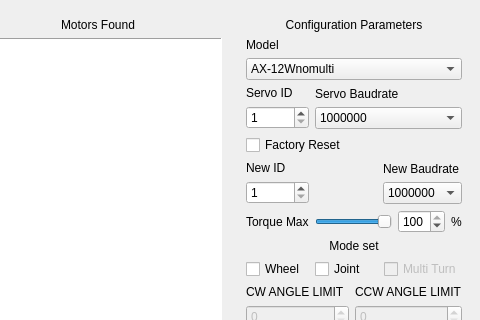
This is QTCode/program.ui in clebercoutof/mixcell as Qt 5 draws it before an edit; both pictures show x 407 to 887 and y 0 to 320 of the 887 by 587 pixel window. The edited form follows.
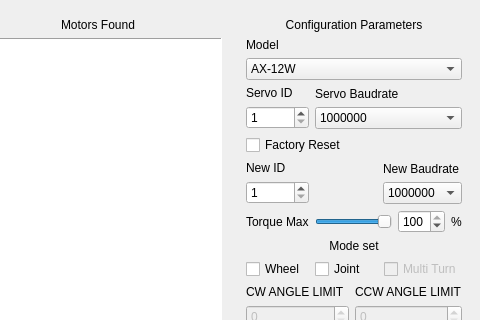
This is the edited form. Icons and pictures are not drawn.

What changed in the file:
```diff
--- a/QTCode/program.ui
+++ b/QTCode/program.ui
@@ -857,7 +857,7 @@
           <widget class="QComboBox" name="mode_list">
            <item>
             <property name="text">
-             <string>AX-12Wnomulti</string>
+             <string>AX-12W</string>
             </property>
            </item>
            <item>
```
Left out of the diff: 151 changed lines with no effect on the pictures.
